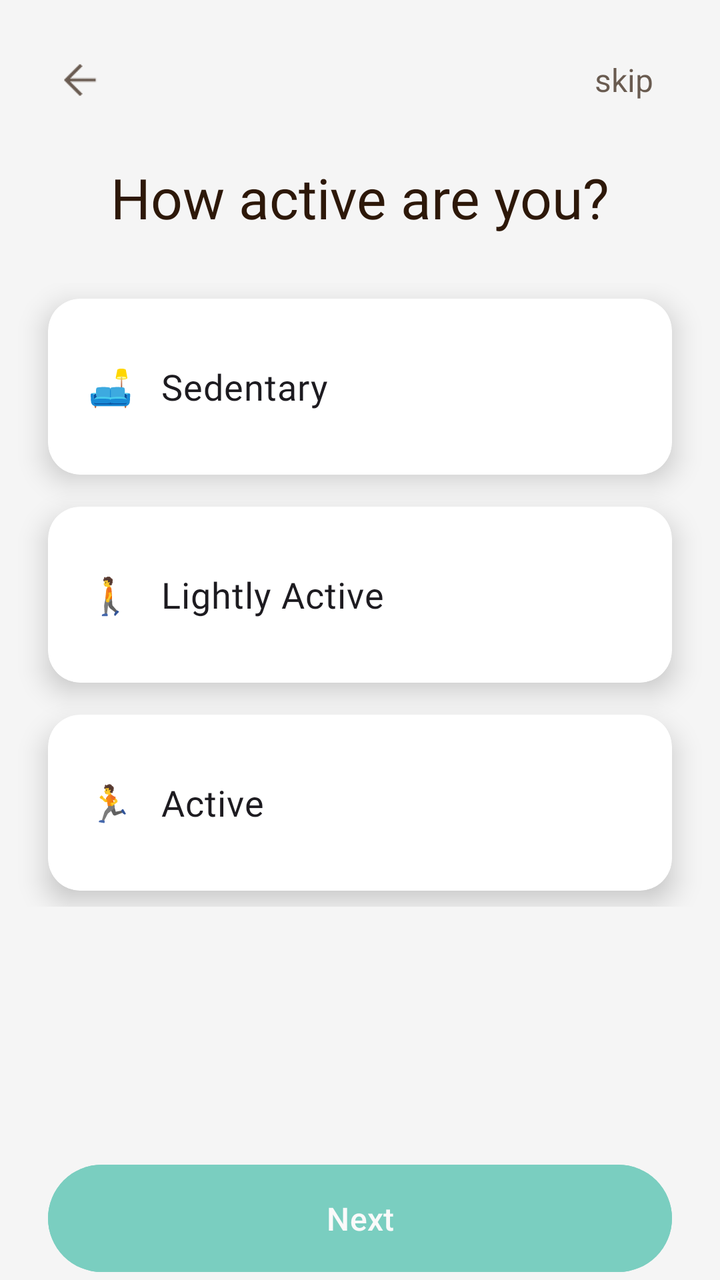
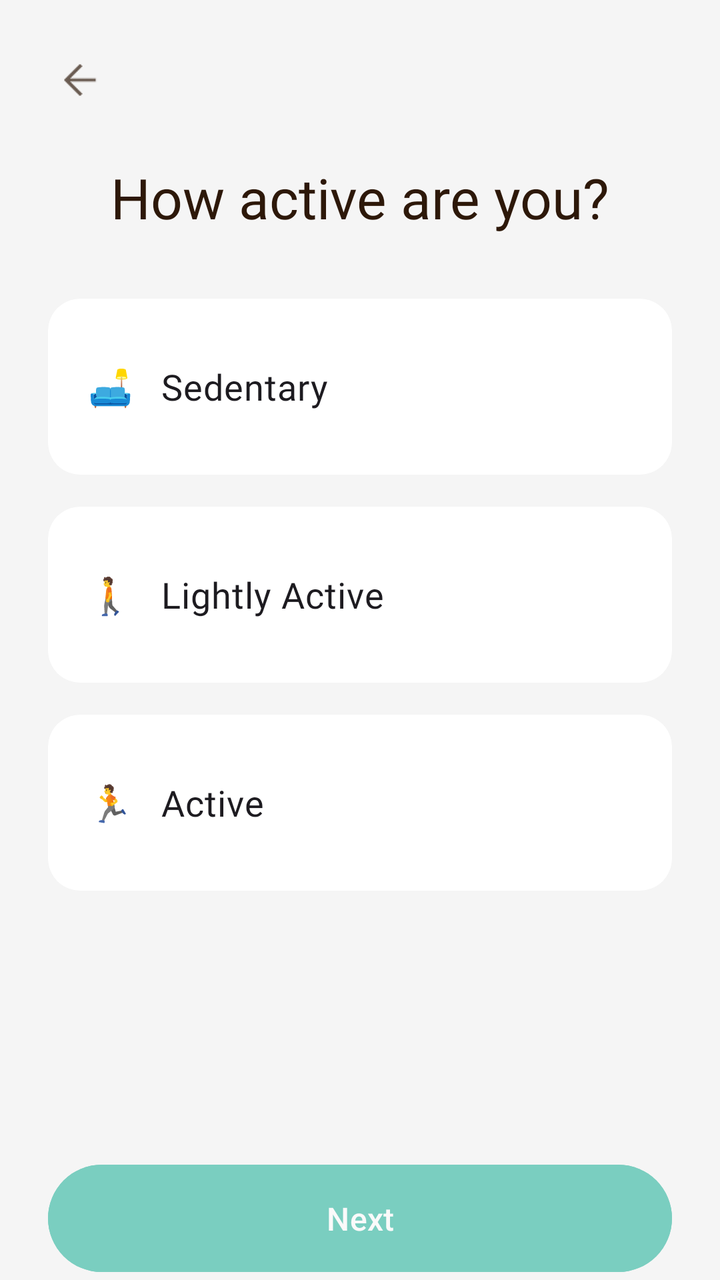

An Android layout rendered at two revisions. The XML below is the earlier revision; the diff shows what the commit changed to produce the second picture.
<!-- AndroidManifest.xml: application theme Theme.Nutriority -->
<!-- res/layout/fragment_third_screen.xml -->
<androidx.constraintlayout.widget.ConstraintLayout xmlns:android="http://schemas.android.com/apk/res/android"
    xmlns:app="http://schemas.android.com/apk/res-auto"
    xmlns:tools="http://schemas.android.com/tools"
    android:layout_width="match_parent"
    android:layout_height="match_parent"
    android:background="@android:color/transparent"
    tools:context=".onboarding.screens.ThirdScreen">


    <ImageView
        android:id="@+id/backButton"
        android:layout_width="32dp"
        android:layout_height="32dp"
        android:layout_marginStart="24dp"
        android:alpha="0.7"
        android:clickable="true"
        android:contentDescription="action_back"
        android:focusable="true"
        android:padding="4dp"
        android:src="@drawable/ic_arrow_back"
        app:layout_constraintBottom_toTopOf="@+id/titleTextView"
        app:layout_constraintStart_toStartOf="parent"
        app:layout_constraintTop_toTopOf="parent"
        app:tint="@color/dark_gray"
        tools:ignore="TouchTargetSizeCheck" />

    <TextView
        android:id="@+id/skipButton"
        android:layout_width="wrap_content"
        android:layout_height="32dp"
        android:layout_marginEnd="24dp"
        android:alpha="0.7"
        android:clickable="true"
        android:focusable="true"
        android:gravity="center"
        android:minWidth="48dp"
        android:paddingHorizontal="8dp"
        android:text="skip"
        android:textColor="@color/dark_gray"
        android:textSize="16sp"
        app:layout_constraintBottom_toBottomOf="@+id/backButton"
        app:layout_constraintEnd_toEndOf="parent"
        app:layout_constraintTop_toTopOf="@+id/backButton"
        tools:ignore="TouchTargetSizeCheck" />

    <TextView
        android:id="@+id/titleTextView"
        android:layout_width="0dp"
        android:layout_height="wrap_content"
        android:layout_marginHorizontal="24dp"
        android:layout_marginTop="80dp"
        android:fontFamily="@font/barlow_bold"
        android:gravity="center_horizontal"
        android:text="How active are you?"
        android:textColor="@color/dark_gray"
        android:textSize="28sp"
        app:layout_constraintEnd_toEndOf="parent"
        app:layout_constraintStart_toStartOf="parent"
        app:layout_constraintTop_toTopOf="parent" />

    <ScrollView
        android:layout_width="0dp"
        android:layout_height="0dp"
        android:layout_marginTop="24dp"
        android:layout_marginBottom="16dp"
        android:fillViewport="true"
        android:scrollbars="none"
        app:layout_constraintTop_toBottomOf="@id/titleTextView"
        app:layout_constraintBottom_toTopOf="@id/nextButton"
        app:layout_constraintStart_toStartOf="parent"
        app:layout_constraintEnd_toEndOf="parent">

        <LinearLayout
            android:id="@+id/radioGroupContainer"
            android:layout_width="match_parent"
            android:layout_height="wrap_content"
            android:orientation="vertical"
            android:animateLayoutChanges="false">
            <RadioGroup
                android:id="@+id/lifestyleRadioGroup"
                android:layout_width="match_parent"
                android:layout_height="wrap_content"
                android:orientation="vertical">

                <com.google.android.material.card.MaterialCardView
                    android:id="@+id/sedentaryCard"
                    android:layout_width="match_parent"
                    android:layout_height="wrap_content"
                    android:layout_marginHorizontal="24dp"
                    android:layout_marginVertical="8dp"
                    android:checkable="true"
                    android:clickable="true"
                    android:focusable="true"
                    app:cardBackgroundColor="@android:color/white"
                    app:cardCornerRadius="16dp"
                    app:cardElevation="8dp"
                    app:strokeColor="@color/card_border_color"
                    app:strokeWidth="2dp">

                    <LinearLayout
                        android:layout_width="match_parent"
                        android:layout_height="wrap_content"
                        android:orientation="vertical"
                        android:padding="20dp">

                        <RadioButton
                            android:id="@+id/radioSedentary"
                            android:layout_width="match_parent"
                            android:layout_height="wrap_content"
                            android:background="@null"
                            android:button="@null"
                            android:clickable="false"
                            android:fontFamily="@font/barlow_semibold"
                            android:text="🛋️   Sedentary "
                            android:textSize="18sp" />

                        <TextView
                            android:id="@+id/sedentaryDescription"
                            android:layout_width="match_parent"
                            android:layout_height="wrap_content"
                            android:layout_marginStart="34dp"
                            android:layout_marginTop="4dp"
                            android:text="Little to no exercise"
                            android:textColor="@color/white"
                            android:textSize="14sp"
                            android:visibility="gone"
                            tools:visibility="visible" />
                    </LinearLayout>
                </com.google.android.material.card.MaterialCardView>

                <com.google.android.material.card.MaterialCardView
                    android:id="@+id/lightlyActiveCard"
                    android:layout_width="match_parent"
                    android:layout_height="wrap_content"
                    android:layout_marginHorizontal="24dp"
                    android:layout_marginVertical="8dp"
                    android:checkable="true"
                    android:clickable="true"
                    android:focusable="true"
                    app:cardBackgroundColor="@android:color/white"
                    app:cardCornerRadius="16dp"
                    app:cardElevation="8dp"
                    app:strokeColor="@color/card_border_color"
                    app:strokeWidth="2dp">

                    <LinearLayout
                        android:layout_width="match_parent"
                        android:layout_height="wrap_content"
                        android:orientation="vertical"
                        android:padding="20dp">

                        <RadioButton
                            android:id="@+id/radioLightlyActive"
                            android:layout_width="match_parent"
                            android:layout_height="wrap_content"
                            android:background="@null"
                            android:button="@null"
                            android:clickable="false"
                            android:fontFamily="@font/barlow_semibold"
                            android:text="🚶   Lightly Active "
                            android:textSize="18sp" />

                        <TextView
                            android:id="@+id/lightlyActiveDescription"
                            android:layout_width="match_parent"
                            android:layout_height="wrap_content"
                            android:layout_marginStart="34dp"
                            android:layout_marginTop="4dp"
                            android:text="Exercise 1-3 days/week"
                            android:textColor="@color/white"
                            android:textSize="14sp"
                            android:visibility="gone"
                            tools:visibility="visible"/>
                    </LinearLayout>
                </com.google.android.material.card.MaterialCardView>

                <com.google.android.material.card.MaterialCardView
                    android:id="@+id/activeCard"
                    android:layout_width="match_parent"
                    android:layout_height="wrap_content"
                    android:layout_marginHorizontal="24dp"
                    android:layout_marginVertical="8dp"
                    android:checkable="true"
                    android:clickable="true"
                    android:focusable="true"
                    app:cardBackgroundColor="@android:color/white"
                    app:cardCornerRadius="16dp"
                    app:cardElevation="8dp"
                    app:strokeColor="@color/card_border_color"
                    app:strokeWidth="2dp">

                    <LinearLayout
                        android:layout_width="match_parent"
                        android:layout_height="wrap_content"
                        android:orientation="vertical"
                        android:padding="20dp">

                        <RadioButton
                            android:id="@+id/radioActive"
                            android:layout_width="match_parent"
                            android:layout_height="wrap_content"
                            android:background="@null"
                            android:button="@null"
                            android:clickable="false"
                            android:fontFamily="@font/barlow_semibold"
                            android:text="🏃‍   Active ️"
                            android:textSize="18sp" />

                        <TextView
                            android:id="@+id/activeDescription"
                            android:layout_width="match_parent"
                            android:layout_height="wrap_content"
                            android:layout_marginStart="34dp"
                            android:layout_marginTop="4dp"
                            android:text="Exercise 3-5 days/week"
                            android:textColor="@color/white"
                            android:textSize="14sp"
                            android:visibility="gone"
                            tools:visibility="visible"/>
                    </LinearLayout>
                </com.google.android.material.card.MaterialCardView>


            </RadioGroup>

        </LinearLayout>

    </ScrollView>

    <Button
        android:id="@+id/nextButton"
        style="@style/Widget.Material3.Button"
        android:layout_width="0dp"
        android:layout_height="wrap_content"
        android:layout_marginHorizontal="24dp"
        android:backgroundTint="@color/green"
        android:paddingVertical="16dp"
        android:text="@string/action_next"
        android:textSize="16sp"
        android:textColor="@color/white"
        android:enabled="false"
        android:alpha="0.5"
        app:layout_constraintBottom_toBottomOf="parent"
        app:layout_constraintEnd_toEndOf="parent"
        app:layout_constraintStart_toStartOf="parent" />

</androidx.constraintlayout.widget.ConstraintLayout>
<!-- resources referenced by this layout -->
<resources>
  <color name="dark_gray">#2d1809</color>
  <color name="green">#00A78B</color>
  <color name="white">#FFFFFFFF</color>
  <!-- drawable ic_arrow_back: png bitmap (drawable, 588 bytes) -->
  <string name="action_next">Next</string>
  <style name="Theme.Nutriority" parent="Base.Theme.Nutriority" />
  <style name="Base.Theme.Nutriority" parent="Theme.Material3.Light.NoActionBar">
          <item name="android:windowBackground">#F5F5F5</item>
          <item name="android:windowDrawsSystemBarBackgrounds">true</item>
          <item name="android:statusBarColor">@android:color/transparent</item>
          <item name="android:windowLightStatusBar">true</item>
          <item name="android:navigationBarColor">@android:color/transparent</item>
          <item name="android:windowLightNavigationBar">true</item>
          <item name="android:enforceNavigationBarContrast">false</item>
          <item name="android:windowDrawsSystemBarBackgrounds">true</item>
      </style>
</resources>

<!-- the commit's change to res/layout/fragment_third_screen.xml (unified diff, before → after) -->
@@ -25,25 +25,6 @@
         tools:ignore="TouchTargetSizeCheck" />
 
     <TextView
-        android:id="@+id/skipButton"
-        android:layout_width="wrap_content"
-        android:layout_height="32dp"
-        android:layout_marginEnd="24dp"
-        android:alpha="0.7"
-        android:clickable="true"
-        android:focusable="true"
-        android:gravity="center"
-        android:minWidth="48dp"
-        android:paddingHorizontal="8dp"
-        android:text="skip"
-        android:textColor="@color/dark_gray"
-        android:textSize="16sp"
-        app:layout_constraintBottom_toBottomOf="@+id/backButton"
-        app:layout_constraintEnd_toEndOf="parent"
-        app:layout_constraintTop_toTopOf="@+id/backButton"
-        tools:ignore="TouchTargetSizeCheck" />
-
-    <TextView
         android:id="@+id/titleTextView"
         android:layout_width="0dp"
         android:layout_height="wrap_content"
@@ -93,9 +74,8 @@
                     android:focusable="true"
                     app:cardBackgroundColor="@android:color/white"
                     app:cardCornerRadius="16dp"
-                    app:cardElevation="8dp"
-                    app:strokeColor="@color/card_border_color"
-                    app:strokeWidth="2dp">
+                    app:cardElevation="0dp"
+                    app:strokeWidth="0dp">
 
                     <LinearLayout
                         android:layout_width="match_parent"
@@ -139,9 +119,8 @@
                     android:focusable="true"
                     app:cardBackgroundColor="@android:color/white"
                     app:cardCornerRadius="16dp"
-                    app:cardElevation="8dp"
-                    app:strokeColor="@color/card_border_color"
-                    app:strokeWidth="2dp">
+                    app:cardElevation="0dp"
+                    app:strokeWidth="0dp">
 
                     <LinearLayout
                         android:layout_width="match_parent"
@@ -185,9 +164,8 @@
                     android:focusable="true"
                     app:cardBackgroundColor="@android:color/white"
                     app:cardCornerRadius="16dp"
-                    app:cardElevation="8dp"
-                    app:strokeColor="@color/card_border_color"
-                    app:strokeWidth="2dp">
+                    app:cardElevation="0dp"
+                    app:strokeWidth="0dp">
 
                     <LinearLayout
                         android:layout_width="match_parent"
